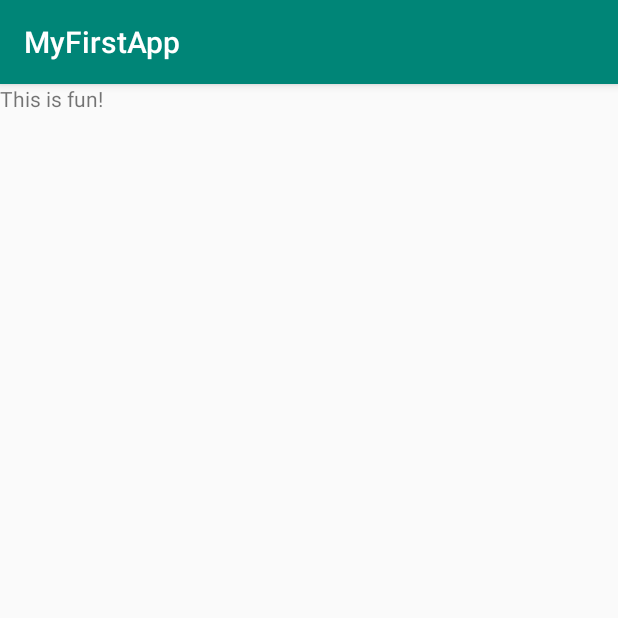
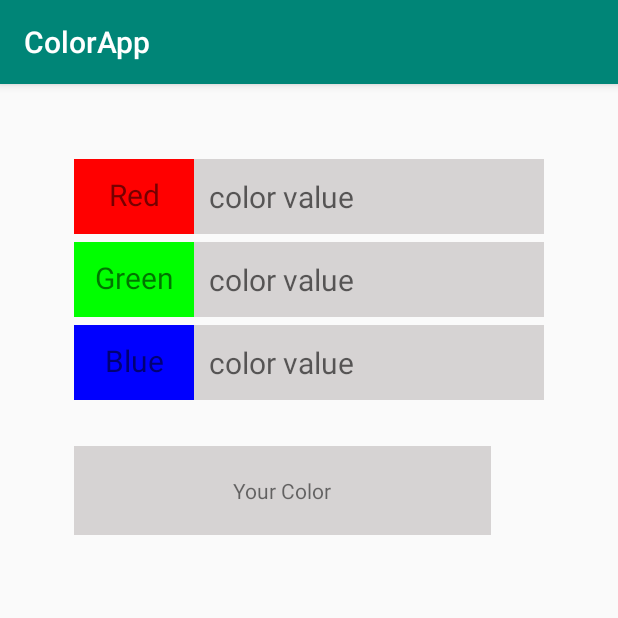
Before and after one commit to EdmondTANGOM/BluecrestMobileComputing, an Android app: the screen it shows after launch (MainActivity), on a phone screen of 412 x 824 dp, the top half of it. Run offline under Robolectric (Android 15) with nearby library versions, the phone set to English and light mode, and no system bars.

Commit message:
Initial commit

```diff
--- a/app/build.gradle
+++ b/app/build.gradle
@@ -21,9 +21,9 @@ android {
 
 dependencies {
     implementation fileTree(dir: 'libs', include: ['*.jar'])
-    implementation 'androidx.appcompat:appcompat:1.0.2'
-    implementation 'androidx.constraintlayout:constraintlayout:1.1.3'
+    implementation 'androidx.appcompat:appcompat:1.2.0'
+    implementation 'androidx.constraintlayout:constraintlayout:2.0.4'
     testImplementation 'junit:junit:4.12'
-    androidTestImplementation 'androidx.test.ext:junit:1.1.0'
-    androidTestImplementation 'androidx.test.espresso:espresso-core:3.1.1'
+    androidTestImplementation 'androidx.test.ext:junit:1.1.2'
+    androidTestImplementation 'androidx.test.espresso:espresso-core:3.3.0'
 }
--- a/app/src/main/java/com/example/myfirstapp/MainActivity.java
+++ b/app/src/main/java/com/example/myfirstapp/MainActivity.java
@@ -2,13 +2,85 @@ package com.example.myfirstapp;
 
 import androidx.appcompat.app.AppCompatActivity;
 
+import android.graphics.Color;
 import android.os.Bundle;
+import android.text.Editable;
+import android.widget.EditText;
+import android.widget.TextView;
+import android.text.TextWatcher;
+
+import java.text.NumberFormat;
+
 
 public class MainActivity extends AppCompatActivity {
+
+    private EditText Red_input;
+    private EditText Green_input;
+    private EditText Blue_input;
+    private TextView label;
+    int red;
+    int green;
+    int blue;
 
     @Override
     protected void onCreate(Bundle savedInstanceState) {
         super.onCreate(savedInstanceState);
         setContentView(R.layout.activity_main);
+
+        /* Declare variables and objects */
+        Red_input = (EditText) findViewById(R.id.red_input);
+        Green_input = (EditText) findViewById(R.id.green_input);
+        Blue_input = (EditText) findViewById(R.id.blue_input);
+        label = (TextView) findViewById(R.id.Coldisplay);
+
+        Red_input.addTextChangedListener(redtch);
+        Green_input.addTextChangedListener(redtch);
+        Blue_input.addTextChangedListener(redtch);
     }
+
+
+    TextWatcher redtch = new TextWatcher() {
+        @Override
+        public void beforeTextChanged(CharSequence charSequence, int i, int i1, int i2) {
+
+        }
+
+        @Override
+        public void onTextChanged(CharSequence charSequence, int i, int i1, int i2) {
+
+        }
+
+        @Override
+        public void afterTextChanged(Editable editable) {
+            try {
+                red = Integer.parseInt(Red_input.getText().toString());
+                green = Integer.parseInt(Green_input.getText().toString());
+                blue = Integer.parseInt(Blue_input.getText().toString());
+            }
+            catch (NumberFormatException e) {
+                //No number
+            }
+            colorchange();
+        }
+    };
+
+    public void colorchange() {
+
+        if(red < 0)
+            red = 0;
+        else if (red > 255) red = 255;
+
+        if(green < 0)
+            green = 0;
+        else if (green > 255) green = 255;
+
+        if(blue < 0)
+            blue = 0;
+        else if (blue > 255) blue = 255;
+
+        String Col = "#" + red + green + blue;
+        label.setBackgroundColor(Color.rgb(red,green,blue));
+        label.setText(Col);
+    }
+
 }
--- a/app/src/main/res/layout/activity_main.xml
+++ b/app/src/main/res/layout/activity_main.xml
@@ -1,15 +1,73 @@
 <?xml version="1.0" encoding="utf-8"?>
-<LinearLayout xmlns:android="http://schemas.android.com/apk/res/android"
-    xmlns:app="http://schemas.android.com/apk/res-auto"
+<RelativeLayout xmlns:android="http://schemas.android.com/apk/res/android"
     xmlns:tools="http://schemas.android.com/tools"
     android:layout_width="match_parent"
     android:layout_height="match_parent"
-    tools:context=".MainActivity" >
+    android:layout_marginTop="50dp"
+    android:gravity="center_horizontal"
+    tools:context=".MainActivity">
 
     <TextView
-        android:id="@+id/textView"
-        android:layout_width="wrap_content"
+        android:id="@+id/red_text"
+        style="@style/fields"
+        android:background="@color/colorRed"
+        android:text="@string/RedText" />
+
+    <EditText
+        android:id="@+id/red_input"
+        style="@style/Input_field"
+        android:layout_toEndOf="@id/red_text"
+        android:layout_alignBottom="@id/red_text"
+        android:ems="10"
+        android:hint="@string/color_hint"
+        android:inputType="number"
+        android:autofillHints="0" />
+
+    <TextView
+        android:id="@+id/green_text"
+        android:layout_below="@id/red_text"
+        android:layout_alignStart="@id/red_text"
+        android:layout_alignEnd="@id/red_text"
+        style="@style/fields"
+        android:background="@color/colorGreen"
+        android:text="@string/GreenText" />
+
+    <EditText
+        android:id="@+id/green_input"
+        style="@style/Input_field"
+        android:layout_toEndOf="@id/green_text"
+        android:layout_alignBottom="@id/green_text"
+        android:ems="10"
+        android:hint="@string/color_hint"
+        android:inputType="number"
+        android:autofillHints="0" />
+
+    <TextView
+        android:id="@+id/blue_text"
+        android:layout_below="@id/green_text"
+        style="@style/fields"
+        android:background="@color/colorBlue"
+        android:text="@string/BlueText" />
+
+    <EditText
+        android:id="@+id/blue_input"
+        style="@style/Input_field"
+        android:layout_toEndOf="@id/blue_text"
+        android:layout_alignBottom="@id/blue_text"
+        android:ems="10"
+        android:hint="@string/color_hint"
+        android:inputType="number"
+        android:autofillHints="0" />
+
+    <TextView
+        android:id="@+id/Coldisplay"
+        android:layout_width="278dp"
         android:layout_height="wrap_content"
-        android:layout_weight="1"
-        android:text="@string/TextContent" />
-</LinearLayout>
+        android:layout_below="@id/blue_text"
+        android:layout_marginTop="25dp"
+        android:background="@color/light_gray"
+        android:padding="20dp"
+        android:text="@string/Label"
+        android:textAlignment="center" />
+
+</RelativeLayout>
--- a/app/src/main/res/values/colors.xml
+++ b/app/src/main/res/values/colors.xml
@@ -3,4 +3,8 @@
     <color name="colorPrimary">#008577</color>
     <color name="colorPrimaryDark">#00574B</color>
     <color name="colorAccent">#D81B60</color>
+    <color name="colorRed">#FF0000</color>
+    <color name="colorGreen">#00FF00</color>
+    <color name="colorBlue">#0000FF</color>
+    <color name="light_gray">#D6D3D3</color>
 </resources>
--- a/app/src/main/res/values/strings.xml
+++ b/app/src/main/res/values/strings.xml
@@ -1,6 +1,10 @@
 <resources>
-    <string name="app_name">MyFirstApp</string>
-    <string name="hi_this_is_my_first_android_project">Hi! This is My First Android Project!</string>
-    <string name="thank_you_sir_for_the_videos_really_helpful">Thank You Sir For The Videos Really Helpful</string>
-    <string name="TextContent">This is fun!</string>
+    <string name="app_name">ColorApp</string>
+    <!-- Text field name  -->
+    <string name="RedText">Red</string>
+    <string name="GreenText">Green</string>
+    <string name="BlueText">Blue</string>
+    <string name="Label">Your Color</string>
+    <!-- Edit text hint -->
+    <string name="color_hint">color value</string>
 </resources>
--- a/app/src/main/res/values/styles.xml
+++ b/app/src/main/res/values/styles.xml
@@ -7,5 +7,30 @@
         <item name="colorPrimaryDark">@color/colorPrimaryDark</item>
         <item name="colorAccent">@color/colorAccent</item>
     </style>
+    <!-- Customize your theme here. -->
+
+    <style name="fields" parent="">
+        <item name="android:layout_width">80dp</item>
+        <item name="android:layout_height">50dp</item>
+        <item name="android:padding">10dp</item>
+        <item name="android:layout_marginBottom">5dp</item>
+        <item name="android:textSize">20sp</item>
+        <item name="android:textAlignment">center</item>
+    </style>
+
+    <style name="Input_field" parent="">
+        <item name="android:layout_width">wrap_content</item>
+        <item name="android:layout_height">50dp</item>
+        <item name="android:layout_marginLeft">0dp</item>
+        <item name="android:textSize">20sp</item>
+        <item name="android:paddingLeft">10dp</item>
+        <item name="android:background">@color/light_gray</item>
+        <!--<item name="android:layout_alignParentRight">true</item> -->
+        </style>
+
+        <style name="Blue" parent="">
+            <!-- Customize your theme here. -->
+        <item name="color">@color/colorPrimary</item>
+    </style>
 
 </resources>
```
